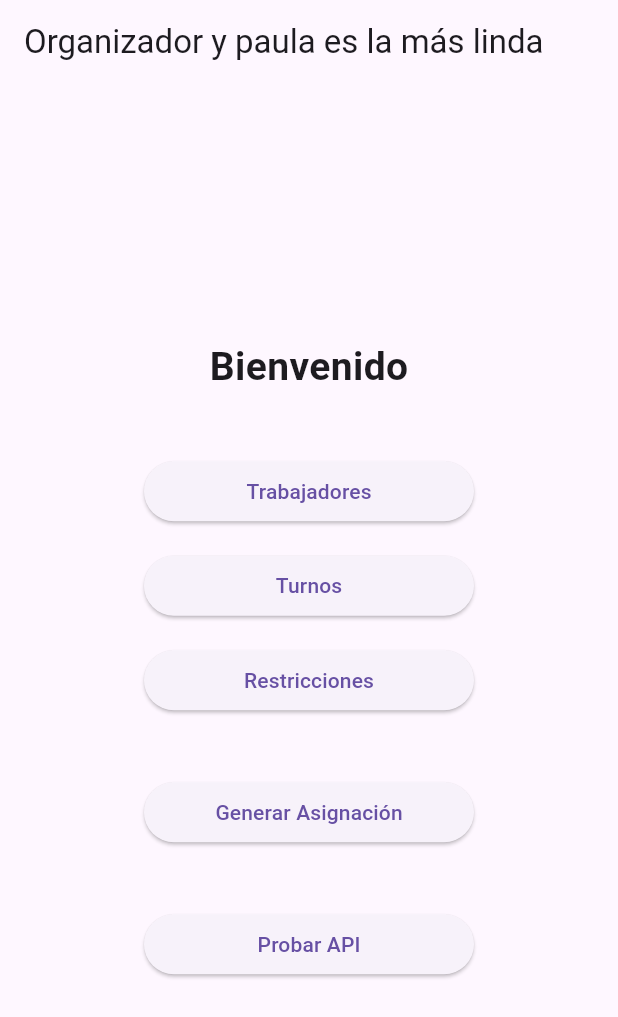
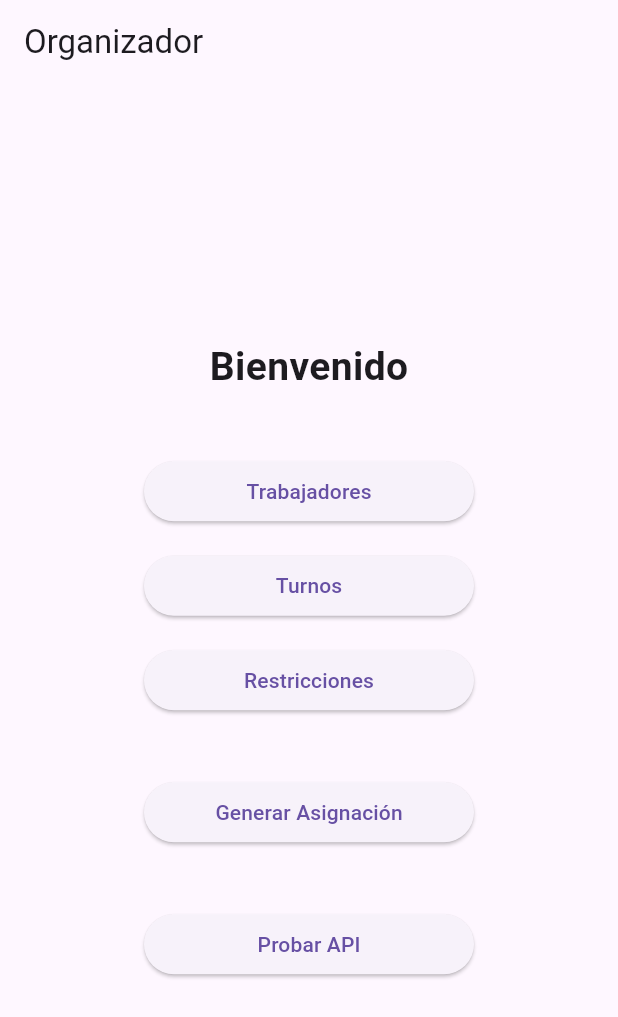
Before and after one commit to mpauher/math-application, a Flutter app: the screen it shows after launch, on a phone screen of 412 x 824 dp. Shown: the top 1017 px of the screen. Run offline on Flutter 3.47's test engine with Material 3 defaults, Android fonts, the phone set to English and light mode, and no system bars.

Commit message:
create branch

```diff
--- a/lib/home.dart
+++ b/lib/home.dart
@@ -13,7 +13,7 @@ class HomePage extends StatelessWidget {
   Widget build(BuildContext context) {
     return Scaffold(
       appBar: AppBar(
-        title: const Text('Organizador y paula es la más linda'),
+        title: const Text('Organizador'),
       ),
       body: Center(
         child: Padding(
```
